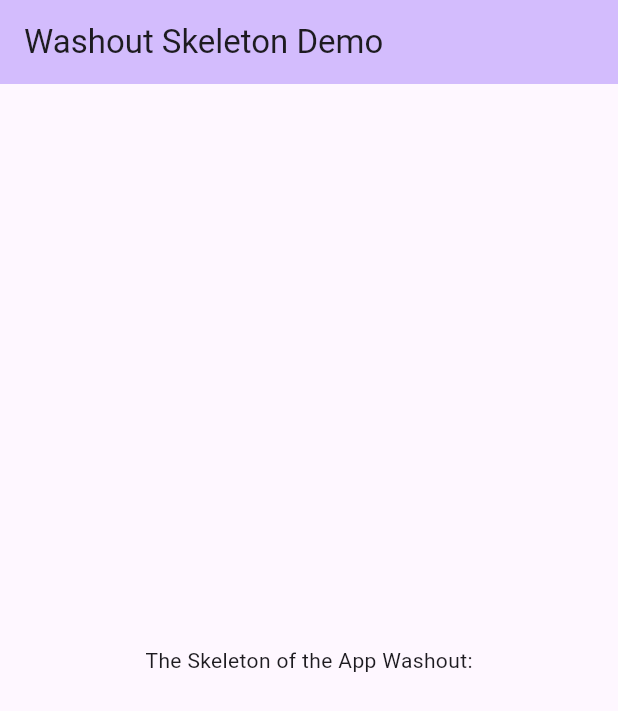
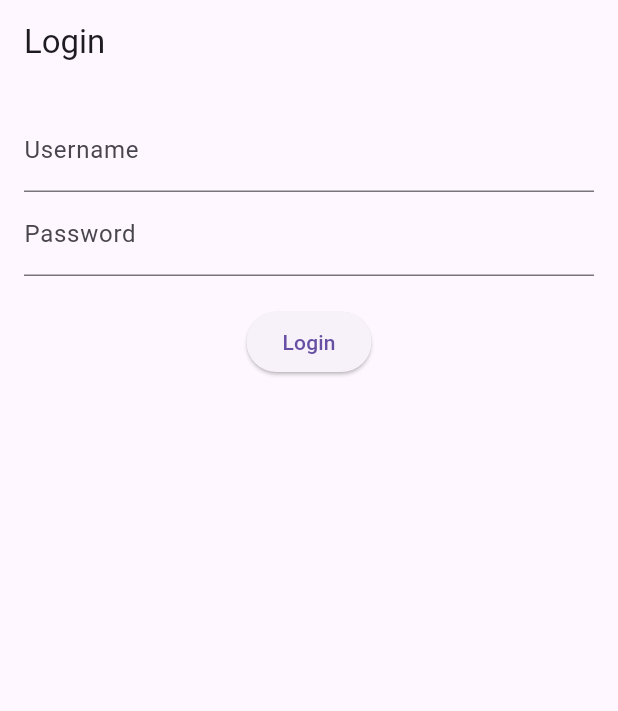
Before and after one commit to Lamin-Jr/washout, a Flutter app: the screen it shows after launch, on a phone screen of 412 x 824 dp. Shown: the top 711 px of the screen. Run offline on Flutter 3.47's test engine with Material 3 defaults, Android fonts, the phone set to English and light mode, and no system bars; our stand-ins replace dio, equatable, flutter_bloc, flutter_secure_storage, go_router.

Commit message:
Feature: Demo build and Type fixed, from Wastout to Washout!

```diff
--- /dev/null
+++ b/lib/core/constants/app_constants.dart
@@ -0,0 +1,5 @@
+class AppConstants {
+  static const String baseUrl = 'https://jsonplaceholder.typicode.com';
+  static const String loginUsername = 'admin';
+  static const String loginPassword = '1234';
+}
--- a/lib/main.dart
+++ b/lib/main.dart
@@ -1,54 +1,26 @@
 import 'package:flutter/material.dart';
+import 'package:flutter_bloc/flutter_bloc.dart';
+import 'package:flutter_secure_storage/flutter_secure_storage.dart';
+import 'package:washout/core/routes/app_router.dart';
+import 'package:washout/presentation/blocs/auth_bloc/auth_bloc.dart';
+import 'package:washout/presentation/blocs/post_bloc/post_bloc.dart';
+import 'package:washout/data/repositories/post_repository.dart';
+import 'package:washout/core/network/api_service.dart';
 
 void main() {
-  runApp(const MyApp());
+  final storage = FlutterSecureStorage();
+  final apiService = ApiService();
+  final postRepository = PostRepository(apiService);
+
+  runApp(
+    MultiBlocProvider(
+      providers: [
+        BlocProvider(create: (_) => AuthBloc(storage)),
+        BlocProvider(create: (_) => PostBloc(postRepository)),
+      ],
+      child: MaterialApp.router(
+        routerConfig: router,
+      ),
+    ),
+  );
 }
-
-class MyApp extends StatelessWidget {
-  const MyApp({super.key});
-
-  // This widget is the root of your application.
-  @override
-  Widget build(BuildContext context) {
-    return MaterialApp(
-      title: 'Washout Skeleton Demo',
-      theme: ThemeData(
-        colorScheme: ColorScheme.fromSeed(seedColor: Colors.deepPurple),
-        useMaterial3: true,
-      ),
-      home: const MyHomePage(title: 'Washout Skeleton Demo'),
-    );
-  }
-}
-
-class MyHomePage extends StatefulWidget {
-  const MyHomePage({super.key, required this.title});
-  final String title;
-
-  @override
-  State<MyHomePage> createState() => _MyHomePageState();
-}
-
-class _MyHomePageState extends State<MyHomePage> {
-
-  @override
-  Widget build(BuildContext context) {
-    return Scaffold(
-      appBar: AppBar(
-        backgroundColor: Theme.of(context).colorScheme.inversePrimary,
-        title: Text(widget.title),
-      ),
-      body: Center(
-        // Center is a layout widget.
-        child: Column(
-          mainAxisAlignment: MainAxisAlignment.center,
-          children: <Widget>[
-            const Text(
-              'The Skeleton of the App Washout:',
-            ),
-          ],
-        ),
-      ),
-    );
-  }
-}
--- /dev/null
+++ b/lib/presentation/blocs/auth_bloc/auth_bloc.dart
@@ -0,0 +1,32 @@
+import 'package:flutter_bloc/flutter_bloc.dart';
+import 'package:equatable/equatable.dart';
+import 'package:flutter_secure_storage/flutter_secure_storage.dart';
+import 'package:washout/core/constants/app_constants.dart';
+
+part 'auth_event.dart';
+part 'auth_state.dart';
+
+class AuthBloc extends Bloc<AuthEvent, AuthState> {
+  final FlutterSecureStorage _storage;
+
+  AuthBloc(this._storage) : super(AuthInitial()) {
+    on<LoginEvent>(_onLogin);
+    on<LogoutEvent>(_onLogout);
+  }
+
+  void _onLogin(LoginEvent event, Emitter<AuthState> emit) async {
+    if (event.username == AppConstants.loginUsername && event.password == AppConstants.loginPassword) {
+      await _storage.write(key: 'token', value: 'fake_token');
+      final token = await _storage.read(key: 'token');
+      print('Token saved: $token');
+      emit(AuthAuthenticated());
+    } else {
+      emit(AuthError('Invalid credentials'));
+    }
+  }
+
+  void _onLogout(LogoutEvent event, Emitter<AuthState> emit) async {
+    await _storage.delete(key: 'token');
+    emit(AuthUnauthenticated());
+  }
+}
--- /dev/null
+++ b/lib/presentation/blocs/auth_bloc/auth_event.dart
@@ -0,0 +1,18 @@
+part of 'auth_bloc.dart';
+
+abstract class AuthEvent extends Equatable {
+  @override
+  List<Object?> get props => [];
+}
+
+class LoginEvent extends AuthEvent {
+  final String username;
+  final String password;
+
+  LoginEvent(this.username, this.password);
+
+  @override
+  List<Object?> get props => [username, password];
+}
+
+class LogoutEvent extends AuthEvent {}
--- /dev/null
+++ b/lib/presentation/blocs/auth_bloc/auth_state.dart
@@ -0,0 +1,18 @@
+part of 'auth_bloc.dart';
+
+abstract class AuthState extends Equatable {
+  @override
+  List<Object?> get props => [];
+}
+
+class AuthInitial extends AuthState {}
+class AuthAuthenticated extends AuthState {}
+class AuthUnauthenticated extends AuthState {}
+class AuthError extends AuthState {
+  final String message;
+
+  AuthError(this.message);
+
+  @override
+  List<Object?> get props => [message];
+}
--- /dev/null
+++ b/lib/presentation/screens/login_screen.dart
@@ -0,0 +1,59 @@
+import 'package:flutter/material.dart';
+import 'package:flutter_bloc/flutter_bloc.dart';
+import 'package:go_router/go_router.dart';
+import 'package:washout/presentation/blocs/auth_bloc/auth_bloc.dart';
+
+class LoginScreen extends StatelessWidget {
+  @override
+  Widget build(BuildContext context) {
+    return Scaffold(
+      appBar: AppBar(title: Text('Login')),
+      body: BlocConsumer<AuthBloc, AuthState>(
+        listener: (context, state) {
+          if (state is AuthAuthenticated) {
+            print('User is authenticatec');
+            context.go('/home');
+            // Navigator.pushReplacementNamed(context, '/home');
+          }
+        },
+        builder: (context, state) {
+          return LoginForm();
+        },
+      ),
+    );
+  }
+}
+
+class LoginForm extends StatelessWidget {
+  final _usernameController = TextEditingController();
+  final _passwordController = TextEditingController();
+
+  @override
+  Widget build(BuildContext context) {
+    return Padding(
+      padding: const EdgeInsets.all(16.0),
+      child: Column(
+        children: [
+          TextField(
+            controller: _usernameController,
+            decoration: InputDecoration(labelText: 'Username'),
+          ),
+          TextField(
+            controller: _passwordController,
+            decoration: InputDecoration(labelText: 'Password'),
+            obscureText: true,
+          ),
+          SizedBox(height: 20),
+          ElevatedButton(
+            onPressed: () {
+              final username = _usernameController.text;
+              final password = _passwordController.text;
+              context.read<AuthBloc>().add(LoginEvent(username, password));
+            },
+            child: Text('Login'),
+          ),
+        ],
+      ),
+    );
+  }
+}
--- a/pubspec.yaml
+++ b/pubspec.yaml
@@ -1,4 +1,4 @@
-name: wastout
+name: washout
 description: "This Washout project, it helps you to view posts from the app (washout), this application allows you view post from you and other users"
 
 publish_to: 'none'
```
Also changed, not shown: lib/core/network/api_service.dart (added, +25 -0 lines), lib/core/routes/app_router.dart (added, +23 -0 lines), lib/data/models/post_model.dart (added, +22 -0 lines), lib/data/repositories/post_repository.dart (added, +27 -0 lines), lib/presentation/blocs/post_bloc/post_bloc.dart (added, +58 -0 lines), lib/presentation/blocs/post_bloc/post_event.dart (added, +30 -0 lines), lib/presentation/blocs/post_bloc/post_state.dart (added, +23 -0 lines), lib/presentation/screens/home_screen.dart (added, +70 -0 lines), 17 other files.
